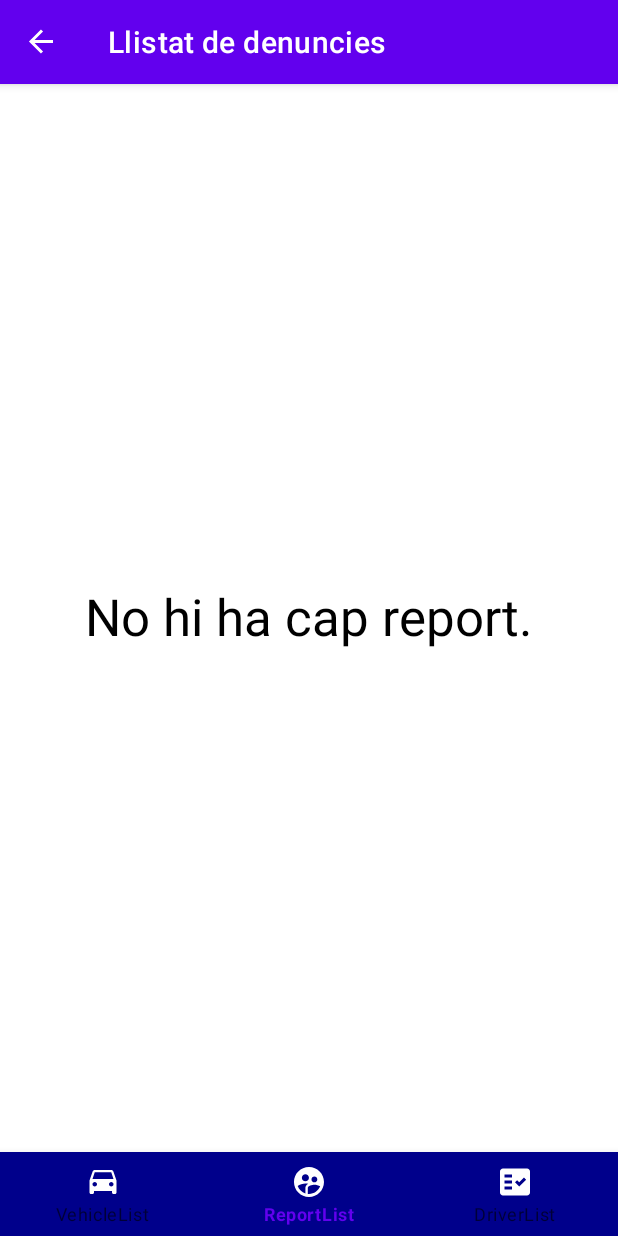
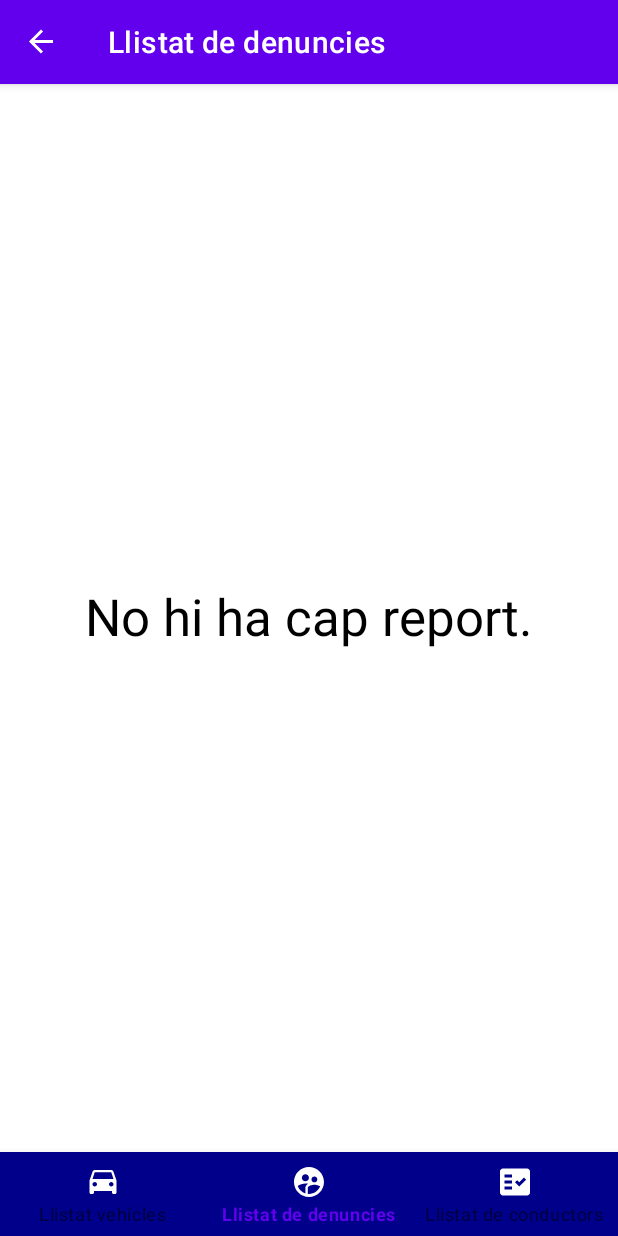
Before and after one commit to raul-sampietro/ElektroGo_adminapp, an Android app: the screen it shows after launch (MainActivity), on a phone screen of 412 x 824 dp. Run offline under Robolectric (Android 15) with nearby library versions, the phone set to English and light mode, and no system bars; our stand-ins replace navigation-ui; 4 statements that could not run were skipped.

Commit message:
Renombra els botons del menu inferior

```diff
--- a/app/src/main/res/menu/bottom_menu.xml
+++ b/app/src/main/res/menu/bottom_menu.xml
@@ -3,16 +3,16 @@
 
     <item
         android:id="@+id/vehicleListFragment"
-        android:title="VehicleList"
+        android:title="Llistat vehícles"
         android:icon="@drawable/vehicle_selected"
         />
     <item
         android:id="@+id/viewReportListFragment"
-        android:title="ReportList"
+        android:title="Llistat de denuncies"
         android:icon="@drawable/report_selector" />
 
     <item
         android:id="@+id/driversList"
-        android:title="DriverList"
+        android:title="Llistat de conductors"
         android:icon="@drawable/driver_selector" />
 </menu>
```
